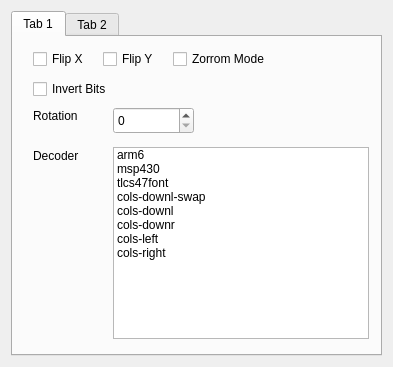
The window that romdecodedialog.ui (travisgoodspeed/maskromtool) describes before a commit, drawn with Qt 5.
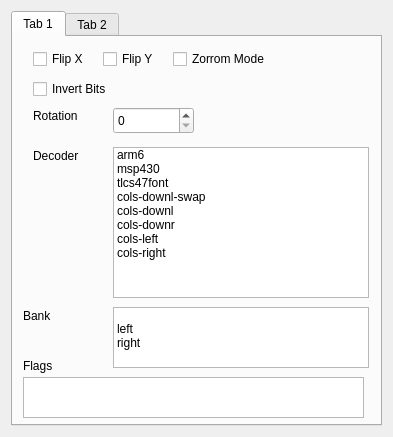
The same window after the commit.

Diff of the .ui file:
```diff
--- a/romdecodedialog.ui
+++ b/romdecodedialog.ui
@@ -7,7 +7,7 @@
     <x>0</x>
     <y>0</y>
     <width>393</width>
-    <height>367</height>
+    <height>437</height>
    </rect>
   </property>
   <property name="windowTitle">
@@ -107,7 +107,7 @@
          <x>100</x>
          <y>110</y>
          <width>256</width>
-         <height>192</height>
+         <height>151</height>
         </rect>
        </property>
        <item>
@@ -164,6 +164,67 @@
         <string>Zorrom Mode</string>
        </property>
       </widget>
+      <widget class="QPlainTextEdit" name="textFlags">
+       <property name="geometry">
+        <rect>
+         <x>10</x>
+         <y>340</y>
+         <width>341</width>
+         <height>41</height>
+        </rect>
+       </property>
+      </widget>
+      <widget class="QLabel" name="label_3">
+       <property name="geometry">
+        <rect>
+         <x>10</x>
+         <y>320</y>
+         <width>58</width>
+         <height>18</height>
+        </rect>
+       </property>
+       <property name="text">
+        <string>Flags</string>
+       </property>
+      </widget>
+      <widget class="QListWidget" name="listBank">
+       <property name="geometry">
+        <rect>
+         <x>100</x>
+         <y>270</y>
+         <width>256</width>
+         <height>61</height>
+        </rect>
+       </property>
+       <item>
+        <property name="text">
+         <string/>
+        </property>
+       </item>
+       <item>
+        <property name="text">
+         <string>left</string>
+        </property>
+       </item>
+       <item>
+        <property name="text">
+         <string>right</string>
+        </property>
+       </item>
+      </widget>
+      <widget class="QLabel" name="label_4">
+       <property name="geometry">
+        <rect>
+         <x>10</x>
+         <y>270</y>
+         <width>58</width>
+         <height>18</height>
+        </rect>
+       </property>
+       <property name="text">
+        <string>Bank</string>
+       </property>
+      </widget>
      </widget>
      <widget class="QWidget" name="tab_2">
       <attribute name="title">
```
